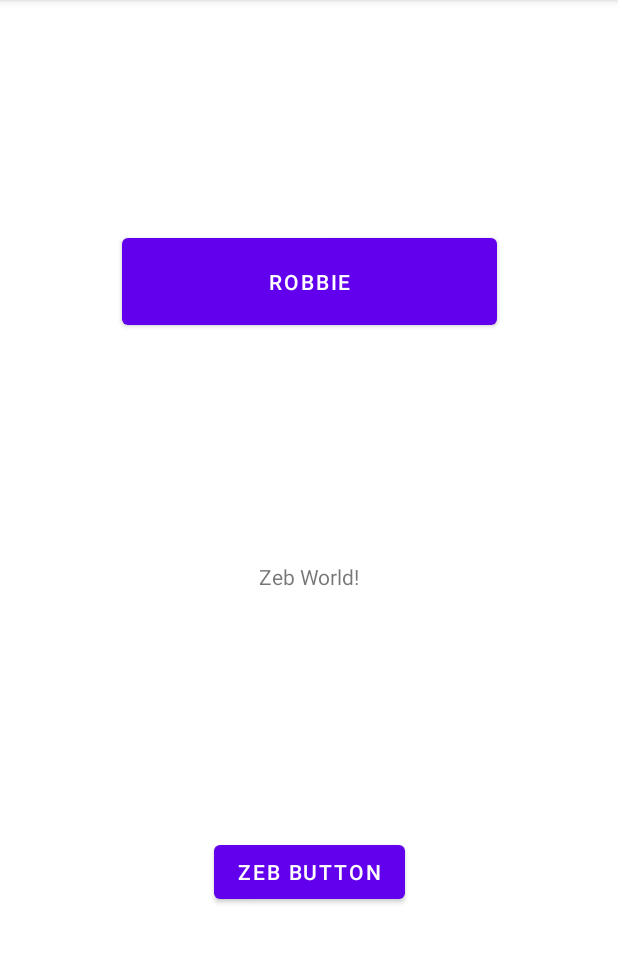
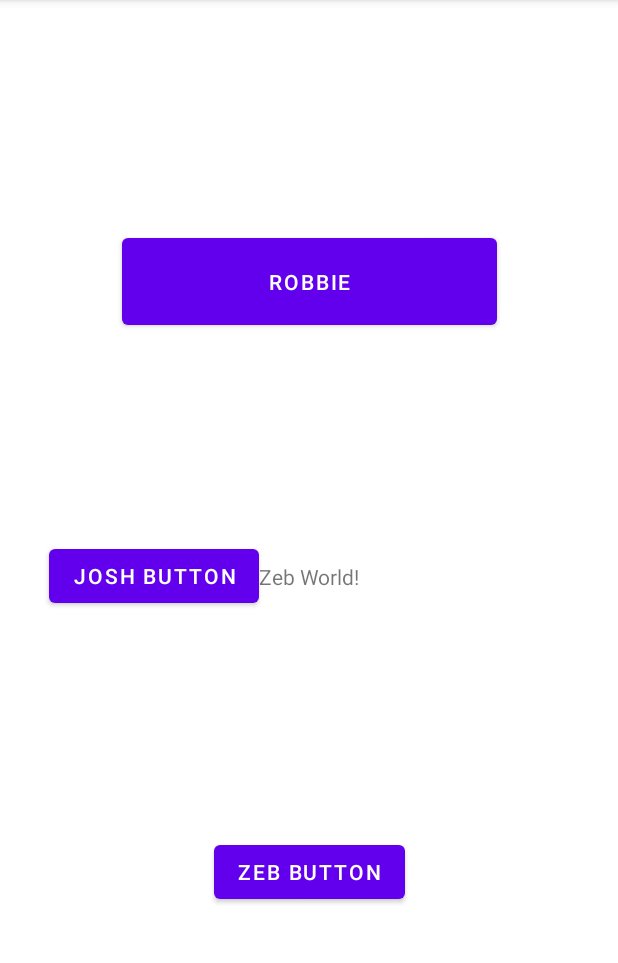
Before and after one commit to BetaGammaEpsilon-com/PlayboiKotlin, an Android app: the screen it shows after launch (MainActivity), on a phone screen of 412 x 824 dp, the part 84-1047 px from its top. Run offline under Robolectric (Android 15) with nearby library versions, the phone set to English and light mode, and no system bars.

Commit message:
Creat Jos Activit

```diff
--- a/app/src/main/AndroidManifest.xml
+++ b/app/src/main/AndroidManifest.xml
@@ -9,6 +9,9 @@
         android:roundIcon="@mipmap/ic_launcher_round"
         android:supportsRtl="true"
         android:theme="@style/Theme.PlayboiKotlin">
+        <activity
+            android:name=".JoshActivity"
+            android:exported="false" />
         <activity
             android:name=".RobTivity"
             android:exported="false" />
--- a/app/src/main/java/jayp/bge/playboikotlin/MainActivity.kt
+++ b/app/src/main/java/jayp/bge/playboikotlin/MainActivity.kt
@@ -9,6 +9,15 @@ class MainActivity : AppCompatActivity() {
     override fun onCreate(savedInstanceState: Bundle?) {
         super.onCreate(savedInstanceState)
         setContentView(R.layout.activity_main)
+
+        val button: Button = findViewById(R.id.joshButton)
+
+        button.setOnClickListener {
+            val i = Intent(this@MainActivity, JoshActivity::class.java)
+            startActivity(i)
+        }
+
+
 
         val robbieButton: Button = findViewById(R.id.robbieButton)
         robbieButton.setOnClickListener {
--- a/app/src/main/res/layout/activity_main.xml
+++ b/app/src/main/res/layout/activity_main.xml
@@ -37,4 +37,12 @@
         app:layout_constraintEnd_toEndOf="parent"
         app:layout_constraintStart_toStartOf="parent"
         app:layout_constraintTop_toBottomOf="@+id/textView" />
+    <Button
+        android:id="@+id/joshButton"
+        android:layout_width="wrap_content"
+        android:layout_height="wrap_content"
+        android:text="Josh Button"
+        app:layout_constraintBottom_toBottomOf="parent"
+        app:layout_constraintRight_toLeftOf="@+id/textView"
+        app:layout_constraintTop_toTopOf="parent" />
 </androidx.constraintlayout.widget.ConstraintLayout>
```
Also changed, not shown: app/src/main/java/jayp/bge/playboikotlin/JoshActivity.kt (added, +20 -0 lines), app/src/main/res/layout/activity_josh.xml (added, +29 -0 lines).
